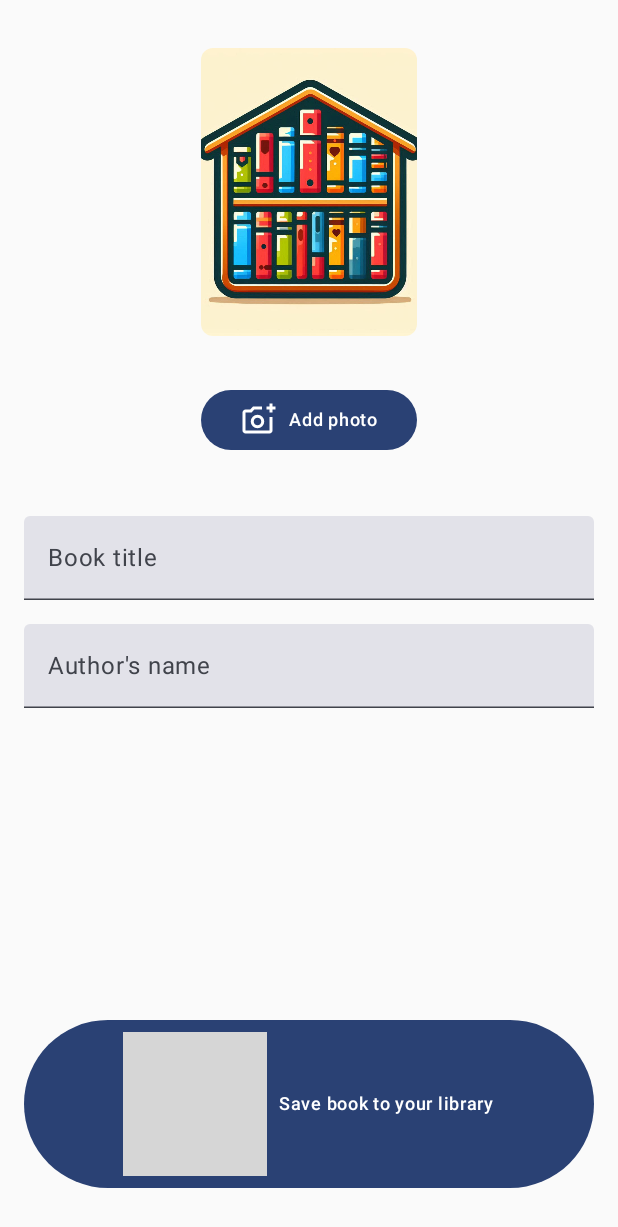
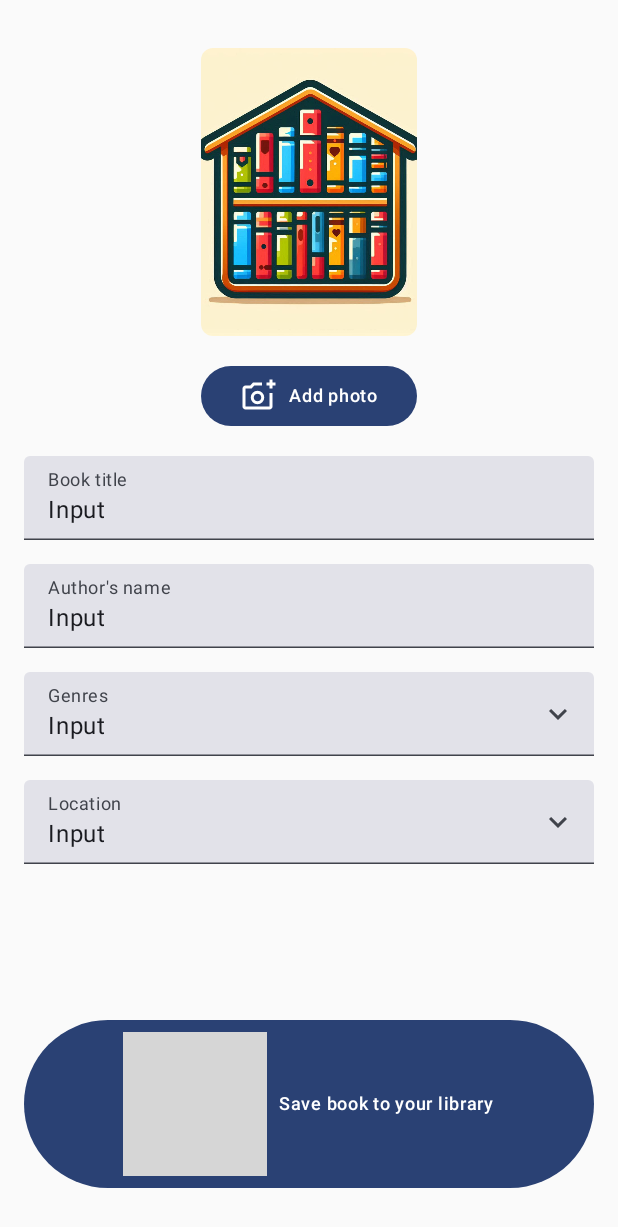
Before and after one commit to skrobeka/bachelor, an Android app built with Jetpack Compose: the screen it shows after launch (MainActivity), on a phone screen of 412 x 824 dp. Shown: the top 1227 px of the screen. Run offline under Robolectric (Android 15) with nearby library versions, the phone set to English and light mode, and no system bars; grey boxes are pictures that could not be loaded.

Commit message:
Add book screen ready

```diff
--- a/app/src/main/java/com/example/bachelorv1/ui/add_book/AddBookScreen.kt
+++ b/app/src/main/java/com/example/bachelorv1/ui/add_book/AddBookScreen.kt
@@ -4,20 +4,24 @@ import androidx.compose.foundation.Image
 import androidx.compose.foundation.background
 import androidx.compose.foundation.clickable
 import androidx.compose.foundation.layout.Arrangement
+import androidx.compose.foundation.layout.Box
 import androidx.compose.foundation.layout.Column
 import androidx.compose.foundation.layout.Row
 import androidx.compose.foundation.layout.Spacer
 import androidx.compose.foundation.layout.fillMaxSize
 import androidx.compose.foundation.layout.fillMaxWidth
+import androidx.compose.foundation.layout.height
 import androidx.compose.foundation.layout.padding
 import androidx.compose.foundation.layout.size
 import androidx.compose.foundation.layout.width
 import androidx.compose.material.icons.Icons
 import androidx.compose.material.icons.filled.KeyboardArrowDown
 import androidx.compose.material3.Button
+import androidx.compose.material3.DropdownMenu
+import androidx.compose.material3.DropdownMenuItem
 import androidx.compose.material3.Icon
+import androidx.compose.material3.IconButton
 import androidx.compose.material3.MaterialTheme
-import androidx.compose.material3.OutlinedTextField
 import androidx.compose.material3.Text
 import androidx.compose.material3.TextField
 import androidx.compose.runtime.Composable
@@ -57,7 +61,7 @@ fun AddBookScreen(
             )
         }
 
-        Spacer(modifier = Modifier.padding(16.dp))
+        Spacer(modifier = Modifier.height(16.dp))
 
         Row(
             modifier = Modifier
@@ -75,7 +79,7 @@ fun AddBookScreen(
             }
         }
 
-        Spacer(modifier = Modifier.padding(16.dp))
+        Spacer(modifier = Modifier.height(8.dp))
 
         Column(
             modifier = Modifier
@@ -92,9 +96,9 @@ fun AddBookScreen(
                 ) {
                     TextField(
                         modifier = Modifier
-                            .background(Color.LightGray, MaterialTheme.shapes.small)
-                            .fillMaxWidth(),
-                        value = "",
+                            .fillMaxWidth()
+                            .background(Color.LightGray, MaterialTheme.shapes.small),
+                        value = "Input",
                         onValueChange = {},
                         label = { Text("Book title") }
                     )
@@ -108,16 +112,84 @@ fun AddBookScreen(
                 ) {
                     TextField(
                         modifier = Modifier
-                            .background(Color.LightGray, MaterialTheme.shapes.small)
-                            .fillMaxWidth(),
-                        value = "",
+                            .fillMaxWidth()
+                            .background(Color.LightGray, MaterialTheme.shapes.small),
+                        value = "Input",
                         onValueChange = {},
                         label = { Text("Author's name") }
                     )
                 }
+
+                Row(
+                    modifier = Modifier
+                        .fillMaxWidth()
+                        .padding(vertical = 8.dp),
+                    verticalAlignment = Alignment.CenterVertically,
+                ) {
+                    Box {
+                        TextField(
+                            modifier = Modifier
+                                .fillMaxWidth()
+                                .background(Color.LightGray, MaterialTheme.shapes.small)
+                                .clickable { /*Expanding menu*/ },
+                            value = "Input",
+                            onValueChange = {},
+                            label = { Text("Genres") },
+                            readOnly = true,
+                            trailingIcon = { IconButton(onClick = { /*Expanding menu*/ }) { Icon(Icons.Filled.KeyboardArrowDown, contentDescription = "Genres list") } }
+                        )
+                        DropdownMenu(
+                            expanded = false,
+                            onDismissRequest = { /*Expanding menu*/ }
+                        ) {
+                            DropdownMenuItem(
+                                text = { Text("Genre 1") },
+                                onClick = { /*Genre 1*/ }
+                            )
+                            DropdownMenuItem(
+                                text = { Text("Genreeeeeeeeeeeeeeeeeeeeeeeeeeeeeeeeeeeeeeeee 2") },
+                                onClick = { /*Genre 2*/ }
+                            )
+                        }
+                    }
+                }
+
+                Row(
+                    modifier = Modifier
+                        .fillMaxWidth()
+                        .padding(vertical = 8.dp),
+                    verticalAlignment = Alignment.CenterVertically,
+                ) {
+                    Box {
+                        TextField(
+                            modifier = Modifier
+                                .fillMaxWidth()
+                                .background(Color.LightGray, MaterialTheme.shapes.small)
+                                .clickable { /*Expanding menu*/ },
+                            value = "Input",
+                            onValueChange = {},
+                            label = { Text("Location") },
+                            readOnly = true,
+                            trailingIcon = { IconButton(onClick = { /*Expanding menu*/ }) { Icon(Icons.Filled.KeyboardArrowDown, contentDescription = "Locations list") } }
+                        )
+                        DropdownMenu(
+                            expanded = false,
+                            onDismissRequest = { /*Expanding menu*/ }
+                        ) {
+                            DropdownMenuItem(
+                                text = { Text("Shelf 1") },
+                                onClick = { /*Shelf 1*/ }
+                            )
+                            DropdownMenuItem(
+                                text = { Text("Shelf 2") },
+                                onClick = { /*Shelf 2*/ }
+                            )
+                        }
+                    }
+                }
             }
 
-            Spacer(modifier = Modifier.padding(16.dp))
+            Spacer(modifier = Modifier.height(16.dp))
 
             Row(
                 modifier = Modifier
```
